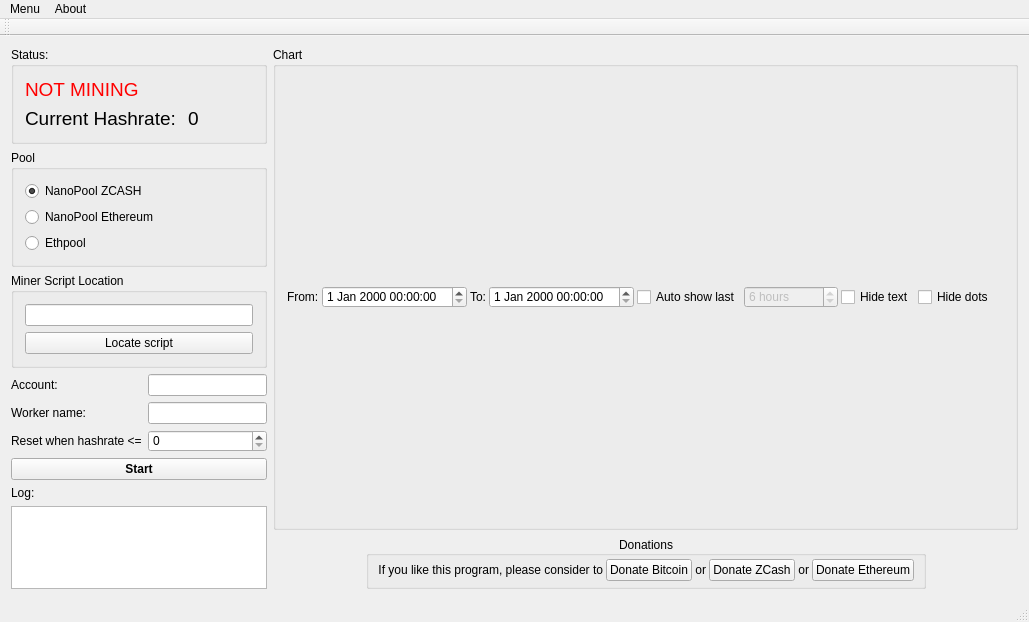
This is mainwindow.ui in stibog/MinerWatch as Qt 5 draws it before an edit. The edited form follows.
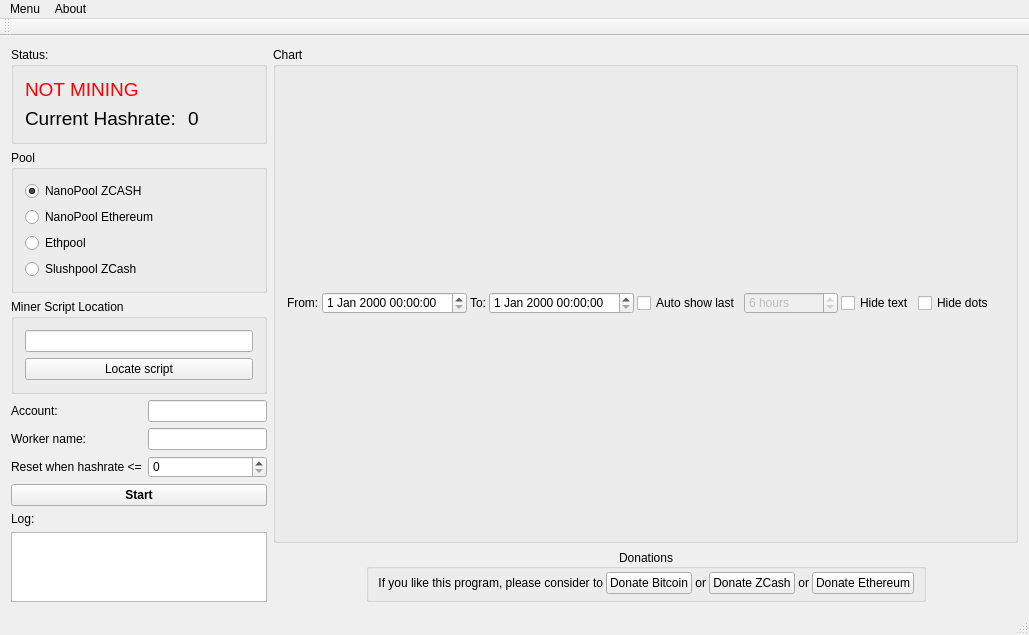
This is the edited form.

The edit to the form file:
```diff
--- a/mainwindow.ui
+++ b/mainwindow.ui
@@ -209,6 +209,19 @@
            </attribute>
           </widget>
          </item>
+         <item>
+          <widget class="QRadioButton" name="radioButton_slushpool">
+           <property name="text">
+            <string>Slushpool ZCash</string>
+           </property>
+           <property name="checked">
+            <bool>false</bool>
+           </property>
+           <attribute name="buttonGroup">
+            <string notr="true">buttonGroup</string>
+           </attribute>
+          </widget>
+         </item>
         </layout>
        </widget>
       </item>
```
